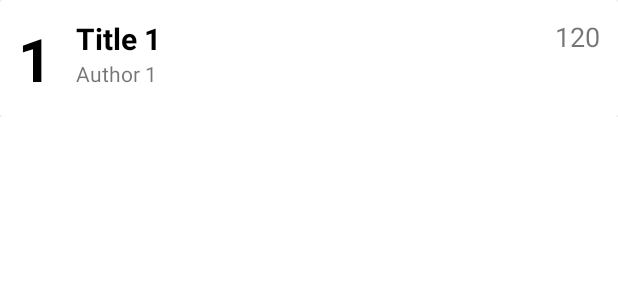
After one commit to JiM35/Book-Library-App, an Android app: the layout my_row.xml on its own in the app's theme, with its tools: preview values and no code run, on a phone screen of 412 x 824 dp. The commit adds this screen. Shown: the top 300 px of the screen. Run offline under Robolectric (Android 15) with nearby library versions, the phone set to English and light mode, and no system bars.

Commit message:
Display the data in Recycler View

```diff
--- /dev/null
+++ b/app/src/main/res/layout/my_row.xml
@@ -0,0 +1,60 @@
+<?xml version="1.0" encoding="utf-8"?>
+<LinearLayout xmlns:android="http://schemas.android.com/apk/res/android"
+    xmlns:app="http://schemas.android.com/apk/res-auto"
+    xmlns:tools="http://schemas.android.com/tools"
+    android:orientation="vertical"
+    android:layout_width="match_parent"
+    android:layout_height="wrap_content">
+
+    <androidx.cardview.widget.CardView
+        android:layout_width="match_parent"
+        android:layout_height="wrap_content" >
+
+        <androidx.constraintlayout.widget.ConstraintLayout
+            android:layout_width="match_parent"
+            android:layout_height="wrap_content"
+            android:padding="12dp">
+
+            <TextView
+                android:id="@+id/book_id_text"
+                android:layout_width="wrap_content"
+                android:layout_height="wrap_content"
+                android:text="1"
+                android:textSize="40sp"
+                android:textStyle="bold"
+                android:textColor="@color/black"
+                app:layout_constraintBottom_toBottomOf="parent"
+                app:layout_constraintStart_toStartOf="parent"
+                app:layout_constraintTop_toTopOf="parent" />
+
+            <TextView
+                android:id="@+id/book_title_txt"
+                android:layout_width="wrap_content"
+                android:layout_height="wrap_content"
+                android:layout_marginStart="16dp"
+                android:text="Title 1"
+                android:textSize="20sp"
+                android:textStyle="bold"
+                android:textColor="@color/black"
+                app:layout_constraintStart_toEndOf="@+id/book_id_text"
+                app:layout_constraintTop_toTopOf="@+id/book_id_text" />
+
+            <TextView
+                android:id="@+id/book_author_txt"
+                android:layout_width="wrap_content"
+                android:layout_height="wrap_content"
+                android:text="Author 1"
+                app:layout_constraintStart_toStartOf="@+id/book_title_txt"
+                app:layout_constraintTop_toBottomOf="@+id/book_title_txt" />
+
+            <TextView
+                android:id="@+id/book_pages_txt"
+                android:layout_width="wrap_content"
+                android:layout_height="wrap_content"
+                android:text="120"
+                android:textSize="18sp"
+                app:layout_constraintEnd_toEndOf="parent"
+                app:layout_constraintTop_toTopOf="parent" />
+        </androidx.constraintlayout.widget.ConstraintLayout>
+    </androidx.cardview.widget.CardView>
+</LinearLayout>
```
Also changed, not shown: app/src/main/java/com/example/booklibraryapp/CustomAdapter.java (added, +58 -0 lines), app/src/main/java/com/example/booklibraryapp/MainActivity.java (+32 -0 lines), app/src/main/java/com/example/booklibraryapp/MyDatabaseHelper.java (+15 -4 lines).
